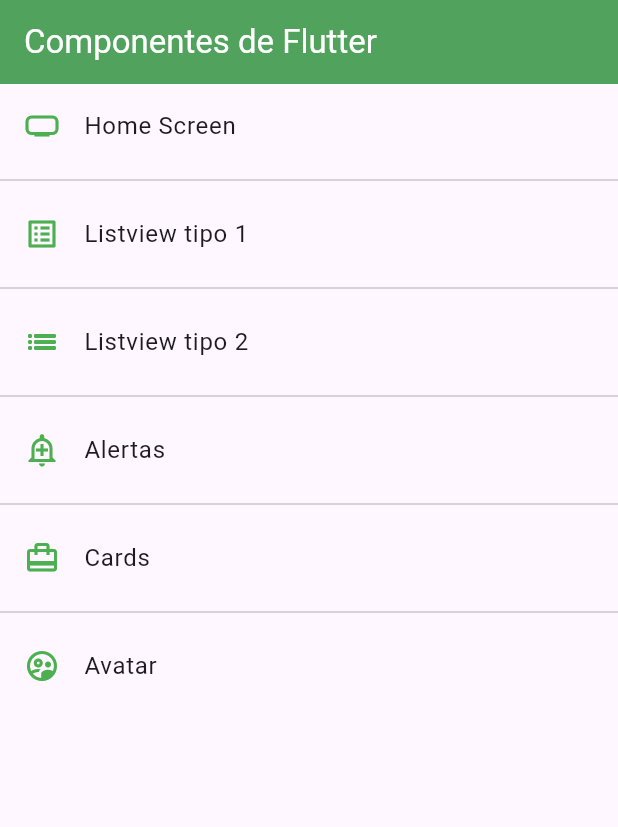
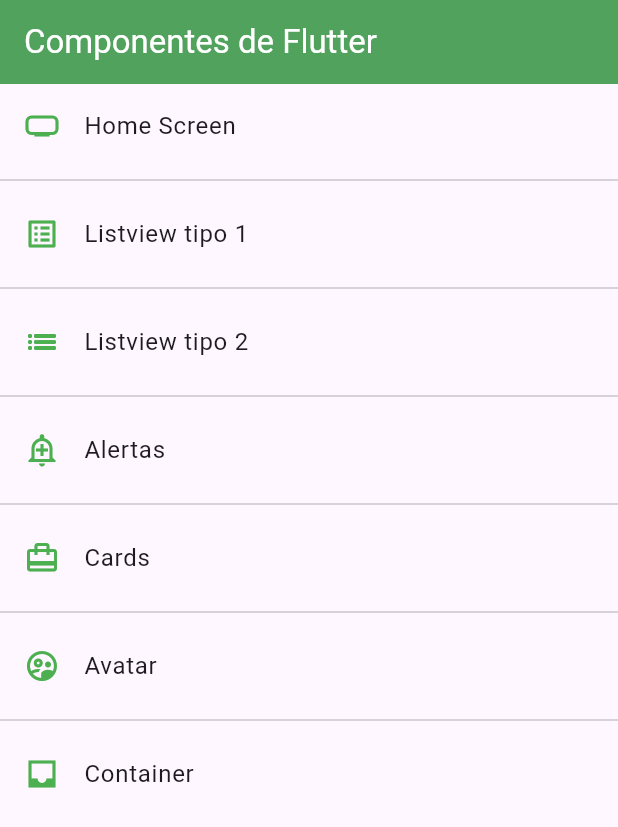
Before and after one commit to pebosch/fl_components, a Flutter app: the screen it shows after launch, on a phone screen of 412 x 824 dp. Shown: the top 827 px of the screen. Run offline on Flutter 3.47's test engine with Material 3 defaults, Android fonts, the phone set to English and light mode, and no system bars.

Commit message:
Dynamic Container

```diff
--- a/lib/routes/app_routes.dart
+++ b/lib/routes/app_routes.dart
@@ -42,6 +42,12 @@ class AppRoutes {
       name: 'Avatar',
       screen: const AvatarScreen()
     ),
+    MenuOption(
+      route: 'container',
+      icon: Icons.inbox_sharp,
+      name: 'Container',
+      screen: const ContainerScreen()
+    ),
   ];
 
 
--- a/lib/screens/screens.dart
+++ b/lib/screens/screens.dart
@@ -4,3 +4,4 @@ export 'package:fl_components/screens/home_screen.dart';
 export 'package:fl_components/screens/listview1_screen.dart';
 export 'package:fl_components/screens/listview2_screen.dart';
 export 'package:fl_components/screens/avatar_screen.dart';
+export 'package:fl_components/screens/container_screen.dart';
```
Also changed, not shown: lib/screens/container_screen.dart (added, +43 -0 lines).
